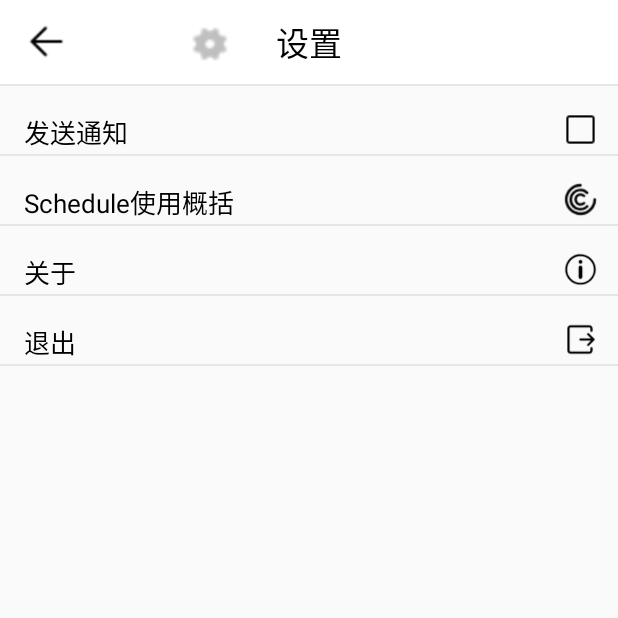
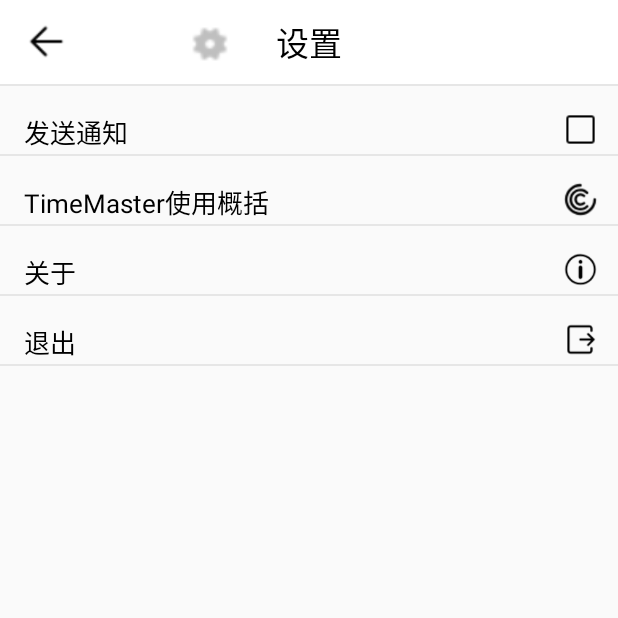
Before and after one commit to FlyoungOvO/TimeMaster, an Android app: the SettingActivity screen opened directly, with no data from a screen before it, on a phone screen of 412 x 824 dp, the top half of it. Run offline under Robolectric (Android 15) with nearby library versions, the phone set to English and light mode, and no system bars; libraries missing offline, so code that uses them is left out: com.prolificinteractive.materialcalendarview.

Commit message:
text update

```diff
--- a/app/src/main/java/com/example/yzbkaka/things/Setting/AboutActivity.java
+++ b/app/src/main/java/com/example/yzbkaka/things/Setting/AboutActivity.java
@@ -19,7 +19,7 @@ public class AboutActivity extends AppCompatActivity {
         webView = (WebView)findViewById(R.id.webview);
         webView.getSettings().setJavaScriptEnabled(true);
         webView.setWebViewClient(new WebViewClient());
-        webView.loadUrl("https://github.com/yzbkaka/Schedule");
+        webView.loadUrl("https://github.com/FlyoungOvO/TimeMaster");
         setLightMode();
     }
 
--- a/app/src/main/res/layout/activity_explain.xml
+++ b/app/src/main/res/layout/activity_explain.xml
@@ -12,10 +12,10 @@
         <TextView
             android:layout_width="wrap_content"
             android:layout_height="wrap_content"
-            android:textSize="24sp"
-            android:text="Schedule"
+            android:layout_centerInParent="true"
+            android:text="TimeMaster"
             android:textColor="#000"
-            android:layout_centerInParent="true"/>
+            android:textSize="24sp" />
 
         <Button
             android:id="@+id/back"
--- a/app/src/main/res/layout/activity_setting.xml
+++ b/app/src/main/res/layout/activity_setting.xml
@@ -101,9 +101,12 @@
                     android:layout_height="wrap_content"
                     android:layout_marginLeft="16dp"
                     android:layout_marginTop="12dp"
+                    android:text="TimeMaster使用概括"
                     android:textColor="#000000"
-                    android:textSize="17dp"
-                    android:text="Schedule使用概括"/>
+                    android:textSize="17sp"
+                    android:layout_marginStart="16dp" />
+
+
 
 
                 <ImageView
@@ -112,7 +115,9 @@
                     android:layout_marginTop="12dp"
                     android:layout_alignParentEnd="true"
                     android:layout_marginRight="13dp"
-                    android:background="@drawable/explain"/>
+                    android:background="@drawable/explain"
+                    android:layout_alignParentRight="true"
+                    android:layout_marginEnd="13dp" />
 
                 <View
                     android:layout_width="match_parent"
```
